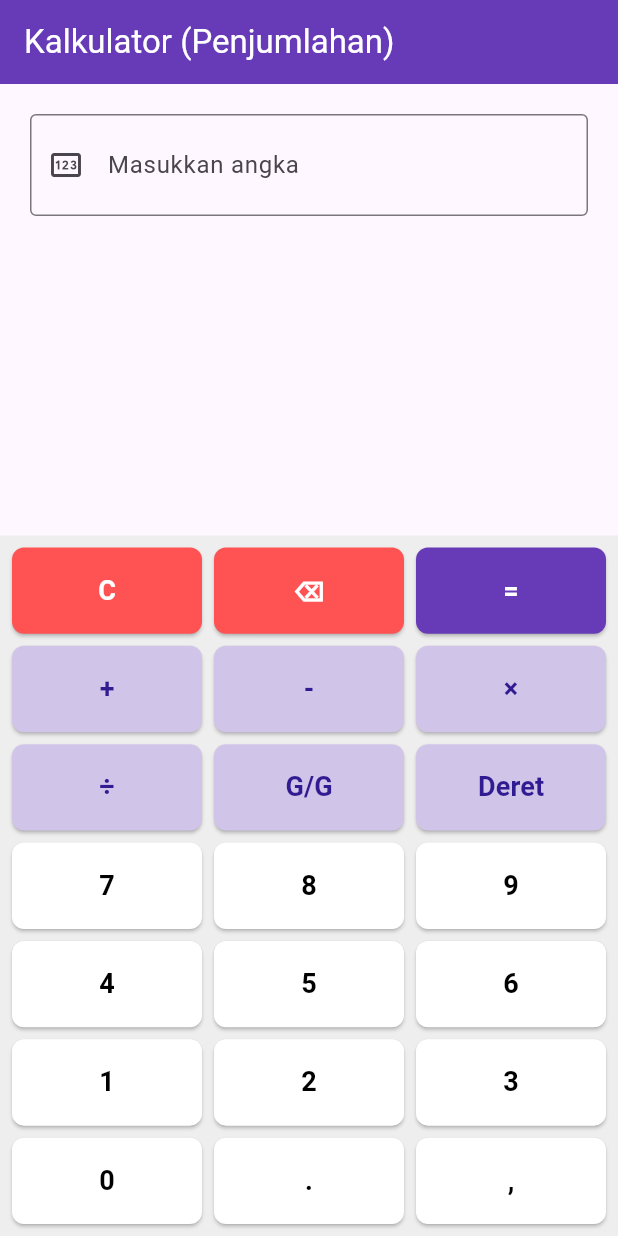
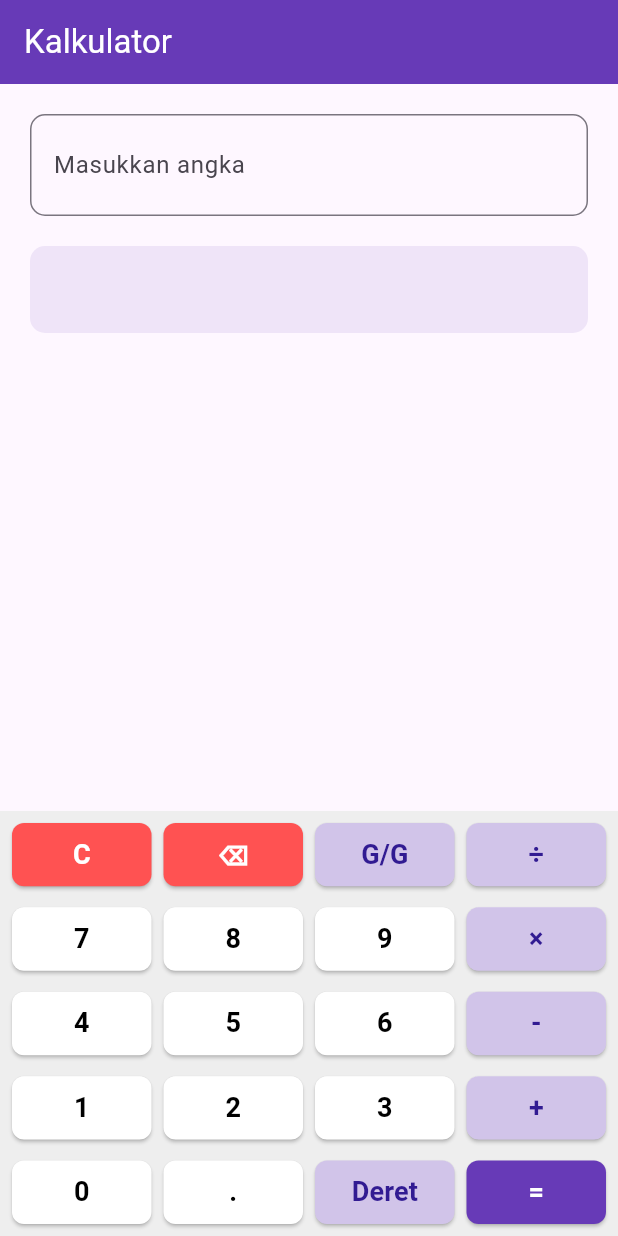
Before and after one commit to Indra-haha/kalkulator-mobile, a Flutter app: the KalkulatorPage screen opened directly, on a phone screen of 412 x 824 dp. Run offline on Flutter 3.47's test engine with Material 3 defaults, Android fonts, the phone set to English and light mode, and no system bars.

Commit message:
style: change style ui

```diff
--- a/lib/pages/kalkulator_page.dart
+++ b/lib/pages/kalkulator_page.dart
@@ -24,13 +24,11 @@ class _KalkulatorPageState extends State<KalkulatorPage> {
   String _result = '';
 
   final List<String> _gridButtons = [
-    'C', '⌫', '=',
-    '+', '-', '×',
-    '÷', 'G/G', 'Deret',
-    '7', '8', '9',
-    '4', '5', '6',
-    '1', '2', '3',
-    '0', '.', ',',
+    'C', '⌫','G/G', '÷',
+    '7', '8', '9', '×',
+    '4', '5', '6', '-',
+    '1', '2', '3', '+',
+    '0', '.', 'Deret', '=',
   ];
 
   @override
@@ -159,7 +157,7 @@ class _KalkulatorPageState extends State<KalkulatorPage> {
     };
 
     setState(() {
-      _result = '$a $simbol $b = ${_numFormat(hasil)}';
+      _result = ' ${_numFormat(hasil)}';
     });
   }
 
@@ -182,11 +180,10 @@ class _KalkulatorPageState extends State<KalkulatorPage> {
 
   @override
   Widget build(BuildContext context) {
-    final OperationInfo info = _operations[_operation]!;
 
     return Scaffold(
       appBar: AppBar(
-        title: Text('Kalkulator (${info.nama})'),
+        title: Text('Kalkulator'),
         backgroundColor: Colors.deepPurple,
         foregroundColor: Colors.white,
       ),
@@ -200,7 +197,11 @@ class _KalkulatorPageState extends State<KalkulatorPage> {
                 children: [
                   TextField(
                     controller: _displayController,
-                    readOnly: true,
+                    onChanged: (value) {
+                      setState(() {
+                        _hitung();
+                      });
+                    },
                     showCursor: true,
                     textAlign: TextAlign.right,
                     style: const TextStyle(fontSize: 24, fontWeight: FontWeight.bold),
@@ -208,18 +209,15 @@ class _KalkulatorPageState extends State<KalkulatorPage> {
                       labelText: _operation == 'deret'
                           ? 'Masukkan Deret (pisahkan dengan koma/spasi)'
                           : 'Masukkan angka',
-                      prefixIcon: const Icon(Icons.pin_outlined),
-                      border: const OutlineInputBorder(),
-                      focusedBorder: const OutlineInputBorder(
-                        borderSide: BorderSide(color: Colors.deepPurple, width: 2),
+                      border: OutlineInputBorder(
+                        borderRadius: BorderRadius.circular(10),
                       ),
                     ),
                   ),
 
                   const SizedBox(height: 20),
 
-                  if (_result.isNotEmpty)
-                    Container(
+                  Container(
                       padding: const EdgeInsets.all(16),
                       decoration: BoxDecoration(
                         color: Colors.deepPurple.withValues(alpha: 0.1),
@@ -232,6 +230,7 @@ class _KalkulatorPageState extends State<KalkulatorPage> {
                             fontSize: 18, fontWeight: FontWeight.bold),
                       ),
                     ),
+
                 ],
               ),
             ),
@@ -245,9 +244,9 @@ class _KalkulatorPageState extends State<KalkulatorPage> {
               physics: const NeverScrollableScrollPhysics(),
               itemCount: _gridButtons.length,
               gridDelegate: const SliverGridDelegateWithFixedCrossAxisCount(
-                crossAxisCount: 3,
+                crossAxisCount: 4,
                 crossAxisSpacing: 8,
-                mainAxisSpacing: 8,
+                mainAxisSpacing: 14,
                 childAspectRatio: 2.2,
               ),
               itemBuilder: (context, index) {
```
